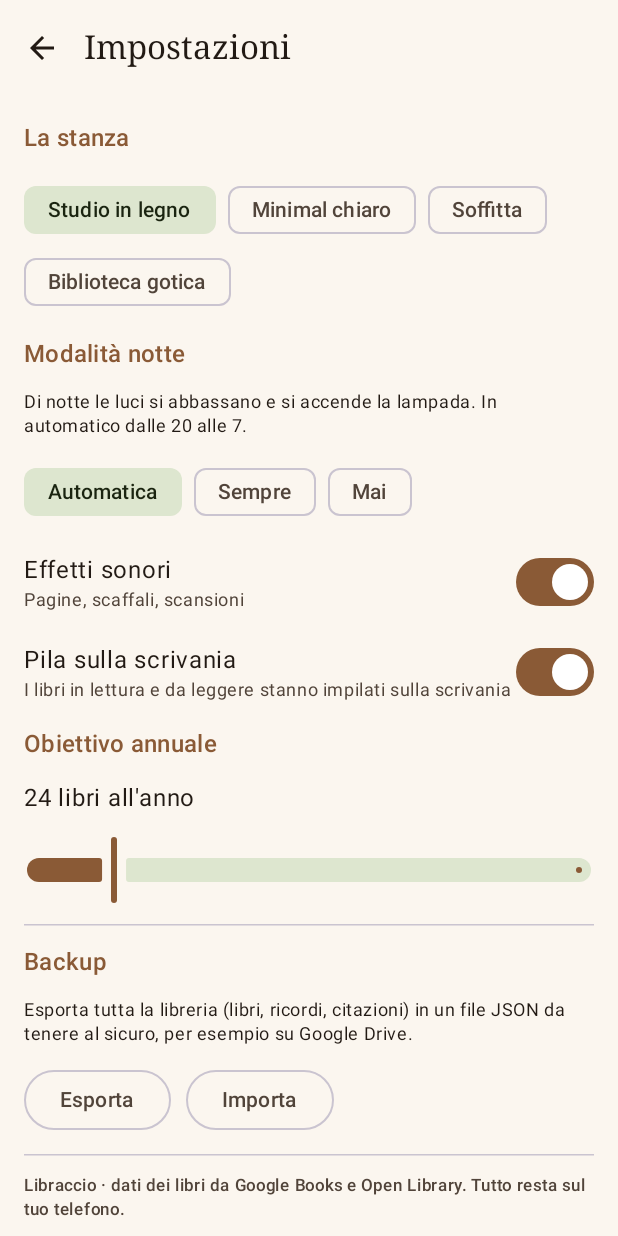
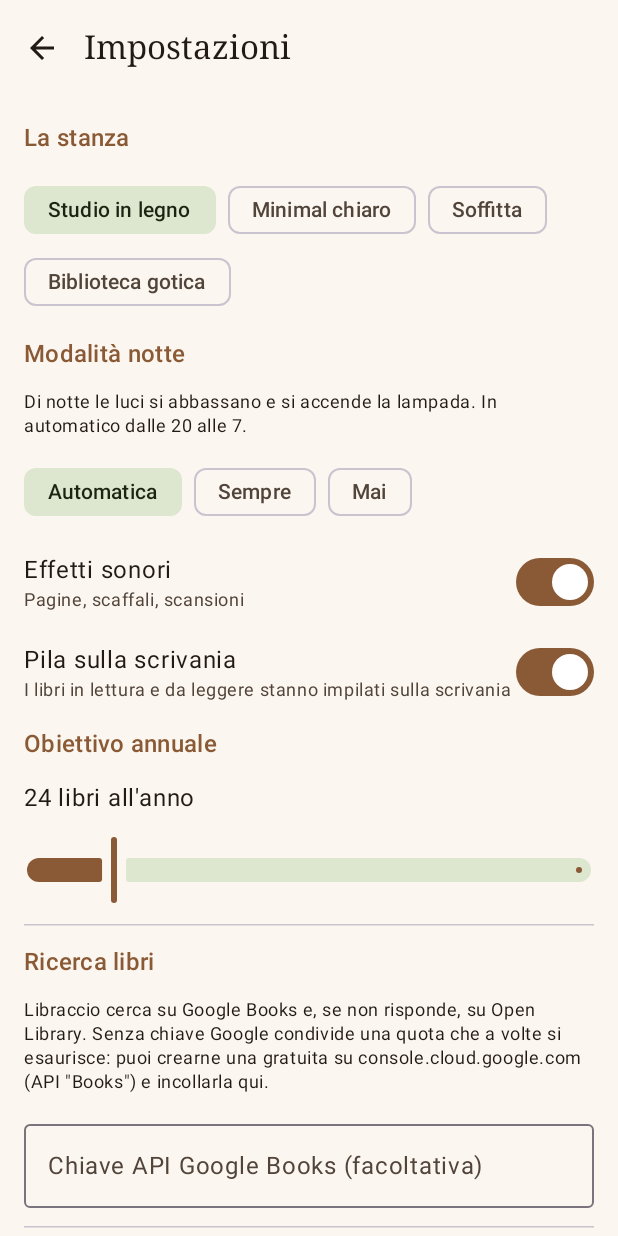
Before and after one commit to sonogioo/libraccio, an Android app built with Jetpack Compose: the SettingsScreen screen opened through its navigation route, on a phone screen of 412 x 824 dp. Run offline under Robolectric (Android 15) with nearby library versions, the phone set to English and light mode, and no system bars; our stand-ins replace Room's generated code.

Commit message:
Ricerca: ripiego su Open Library quando Google Books esaurisce la quota; chiave API facoltativa
Co-Authored-By: Claude Opus 5.5 <noreply@anthropic.com>

```diff
--- a/app/src/main/java/it/libraccio/app/data/Settings.kt
+++ b/app/src/main/java/it/libraccio/app/data/Settings.kt
@@ -18,6 +18,7 @@ data class AppSettings(
     val yearlyGoal: Int = 24,
     val sort: SortMode = SortMode.AUTHOR,
     val pileOnDesk: Boolean = true,
+    val googleApiKey: String = "",
 )
 
 class SettingsStore(context: Context) {
@@ -32,6 +33,7 @@ class SettingsStore(context: Context) {
         yearlyGoal = prefs.getInt("goal", 24),
         sort = SortMode.entries.firstOrNull { it.name == prefs.getString("sort", null) } ?: SortMode.AUTHOR,
         pileOnDesk = prefs.getBoolean("pile", true),
+        googleApiKey = prefs.getString("googleKey", "") ?: "",
     )
 
     fun update(transform: (AppSettings) -> AppSettings) {
@@ -43,6 +45,7 @@ class SettingsStore(context: Context) {
             .putInt("goal", s.yearlyGoal)
             .putString("sort", s.sort.name)
             .putBoolean("pile", s.pileOnDesk)
+            .putString("googleKey", s.googleApiKey)
             .apply()
         _state.value = s
     }
--- a/app/src/main/java/it/libraccio/app/ui/LibraryViewModel.kt
+++ b/app/src/main/java/it/libraccio/app/ui/LibraryViewModel.kt
@@ -29,6 +29,12 @@ class LibraryViewModel(app: Application) : AndroidViewModel(app) {
     val books: StateFlow<List<Book>> =
         repo.books.stateIn(viewModelScope, SharingStarted.Eagerly, emptyList())
     val settings: StateFlow<AppSettings> = settingsStore.state
+
+    init {
+        viewModelScope.launch {
+            settings.collect { BookLookup.googleApiKey = it.googleApiKey }
+        }
+    }
 
     fun book(id: String): Flow<Book?> = repo.observeBook(id)
     fun quotes(bookId: String): Flow<List<Quote>> = repo.observeQuotes(bookId)
--- a/app/src/main/java/it/libraccio/app/ui/settings/SettingsScreen.kt
+++ b/app/src/main/java/it/libraccio/app/ui/settings/SettingsScreen.kt
@@ -21,6 +21,7 @@ import androidx.compose.material3.Icon
 import androidx.compose.material3.IconButton
 import androidx.compose.material3.MaterialTheme
 import androidx.compose.material3.OutlinedButton
+import androidx.compose.material3.OutlinedTextField
 import androidx.compose.material3.Scaffold
 import androidx.compose.material3.Slider
 import androidx.compose.material3.Switch
@@ -115,6 +116,26 @@ fun SettingsScreen(vm: LibraryViewModel, onBack: () -> Unit) {
             )
 
             HorizontalDivider()
+            Section("Ricerca libri")
+            Text(
+                "Libraccio cerca su Google Books e, se non risponde, su Open Library. " +
+                    "Senza chiave Google condivide una quota che a volte si esaurisce: " +
+                    "puoi crearne una gratuita su console.cloud.google.com (API \"Books\") e incollarla qui.",
+                style = MaterialTheme.typography.bodySmall,
+            )
+            var keyField by remember(settings.googleApiKey) { mutableStateOf(settings.googleApiKey) }
+            OutlinedTextField(
+                value = keyField,
+                onValueChange = { v ->
+                    keyField = v
+                    vm.updateSettings { it.copy(googleApiKey = v.trim()) }
+                },
+                label = { Text("Chiave API Google Books (facoltativa)") },
+                singleLine = true,
+                modifier = Modifier.fillMaxWidth(),
+            )
+
+            HorizontalDivider()
             Section("Backup")
             Text(
                 "Esporta tutta la libreria (libri, ricordi, citazioni) in un file JSON da tenere al sicuro, per esempio su Google Drive.",
```
Also changed, not shown: app/src/main/java/it/libraccio/app/data/BookLookup.kt (+46 -4 lines).
